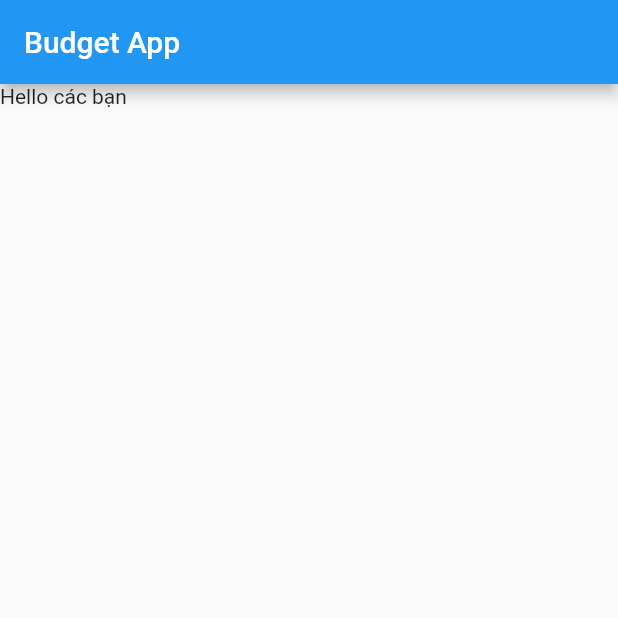
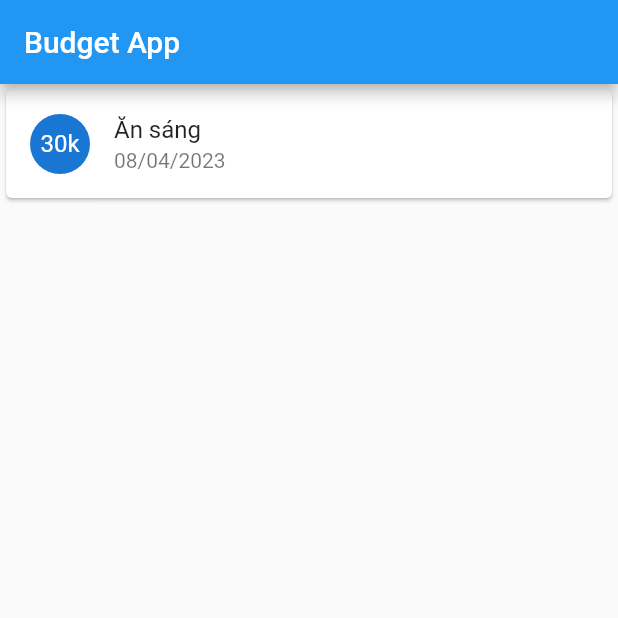
Before and after one commit to clb-khoa-hoc-ki-thuat/training_flutter_budget_app, a Flutter app: the screen it shows after launch, on a phone screen of 412 x 824 dp, the top half of it. Run offline on Flutter 3.47's test engine with Material 2 defaults, Android fonts, the phone set to English and light mode, and no system bars.

Commit message:
Display a transaction

```diff
--- a/lib/main.dart
+++ b/lib/main.dart
@@ -18,7 +18,15 @@ class MyApp extends StatelessWidget {
         appBar: AppBar(
           title: Text('Budget App'),
         ),
-        body: Text('Hello các bạn'),
+        body: Card(
+          child: ListTile(
+            leading: CircleAvatar(
+              child: Text('30k'),
+            ),
+            title: Text('Ăn sáng'),
+            subtitle: Text('08/04/2023'),
+          ),
+        ),
       ),
     );
   }
```
